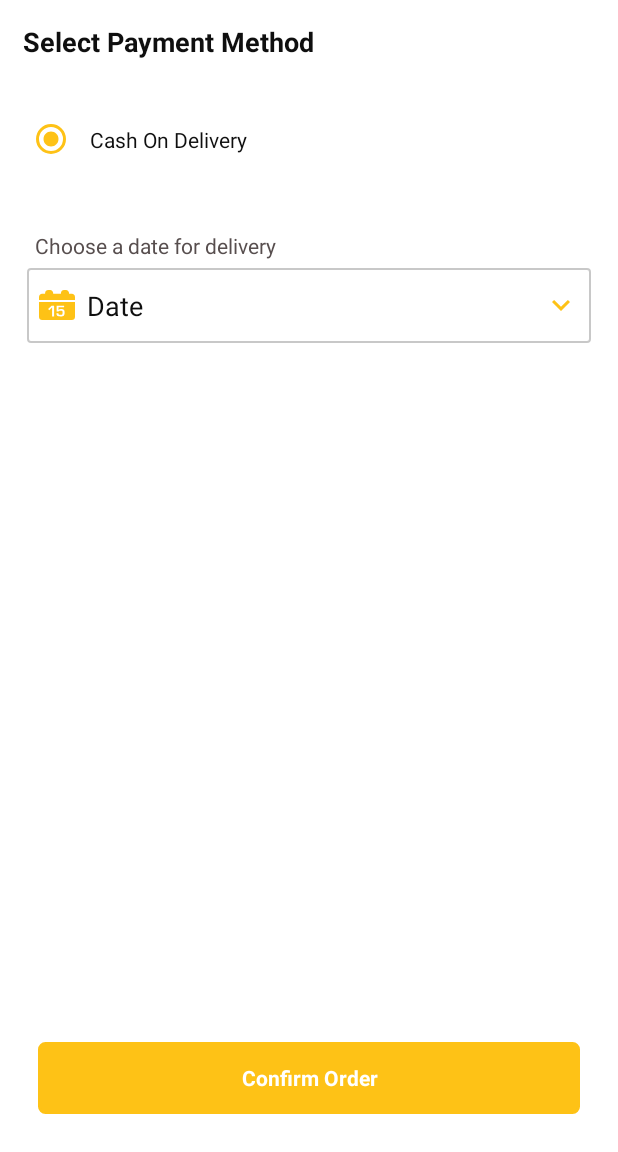
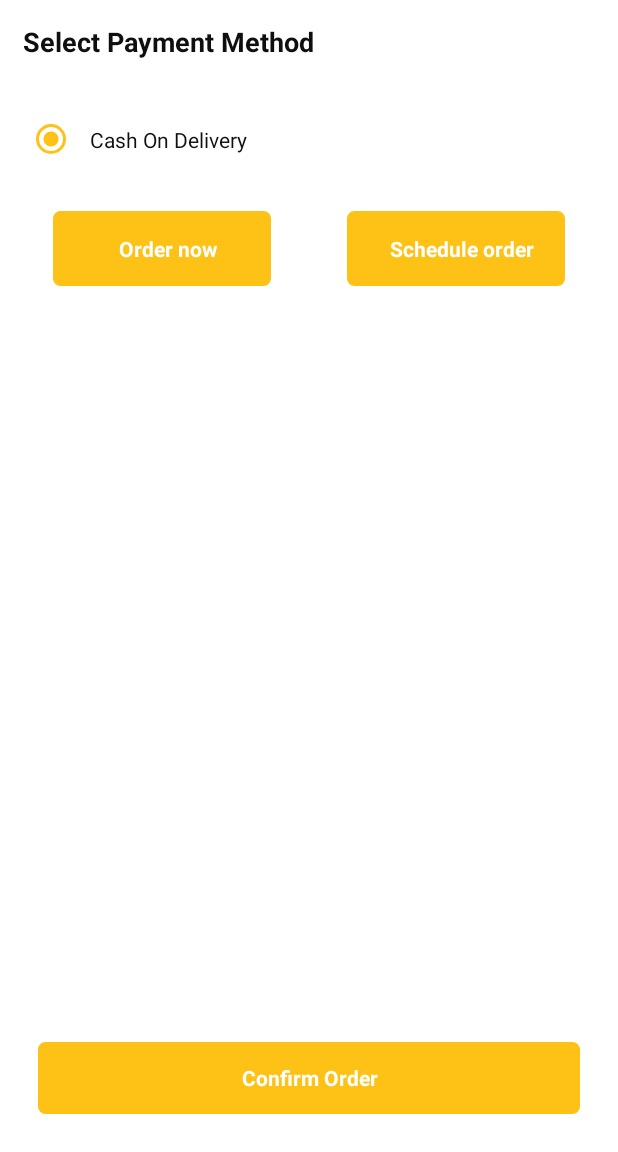
Before and after one commit to NaveenkumarKannan/chops_customer_app, an Android app: the fragment SelectPaymentFragment placed in its activity, on a phone screen of 412 x 824 dp, the part 84-1236 px from its top. Run offline under Robolectric (Android 15) with nearby library versions, the phone set to English and light mode, and no system bars; our stand-ins replace ButterKnife, Firebase (no records; nobody signed in at launch, a user with empty details on screens opened directly); Roboto replaces fonts that are not available here; 11 statements that could not run were skipped.

Commit message:
final ui change

```diff
--- a/app/src/main/java/com/chops/app/fragment/SelectPaymentFragment.java
+++ b/app/src/main/java/com/chops/app/fragment/SelectPaymentFragment.java
@@ -8,7 +8,7 @@ import android.view.LayoutInflater;
 import android.view.View;
 import android.view.ViewGroup;
 import android.widget.DatePicker;
-import android.widget.EditText;
+import android.widget.LinearLayout;
 import android.widget.RadioButton;
 import android.widget.RadioGroup;
 import android.widget.TextView;
@@ -18,6 +18,7 @@ import androidx.fragment.app.Fragment;
 import com.chops.app.R;
 import com.chops.app.Utility;
 import com.chops.app.activity.CodActivity;
+import com.chops.app.activity.CongratulactionActivity;
 import com.chops.app.activity.RazerpayActivity;
 
 import java.text.SimpleDateFormat;
@@ -43,6 +44,24 @@ public class SelectPaymentFragment extends Fragment {
     @BindView(R.id.tvd_date)
     TextView tvdDate;
     String dDate;
+    @BindView(R.id.btn_order_now)
+    TextView btnOrderNow;
+    @BindView(R.id.btn_schedule)
+    TextView btnSchedule;
+    @BindView(R.id.radioslot1)
+    RadioButton radioslot1;
+    @BindView(R.id.radioslot2)
+    RadioButton radioslot2;
+    @BindView(R.id.radioslot3)
+    RadioButton radioslot3;
+    @BindView(R.id.radioslot4)
+    RadioButton radioslot4;
+    @BindView(R.id.radioslot5)
+    RadioButton radioslot5;
+    @BindView(R.id.radioGroupslot)
+    RadioGroup radioGroupslot;
+    @BindView(R.id.lvl_order)
+    LinearLayout lvlOrder;
     private SimpleDateFormat dateFormatter;
     private DatePickerDialog datePickerDialogCustomerDob;
 
@@ -113,7 +132,7 @@ public class SelectPaymentFragment extends Fragment {
 
     @OnClick(R.id.btn_countinue)
     public void onViewClicked() {
-        if(dDate!=null) {
+        if (dDate != null) {
             if (radioButton.isChecked()) {
                 Intent intent = new Intent(getActivity(), CodActivity.class);
                 intent.putExtra("aid", aid);
@@ -136,15 +155,25 @@ public class SelectPaymentFragment extends Fragment {
                 startActivity(intent);
                 getActivity().finish();
             }
-        }else {
+        } else {
             Utility.Companion.makeText(getContext(), "Select Delivery Date");
         }
     }
 
-    @OnClick(R.id.tvd_date)
+    @OnClick({R.id.tvd_date,R.id.btn_order_now,R.id.btn_schedule})
     public void onClick(View v) {
-        if(v == tvdDate){
-           datePickerDialogCustomerDob.show();
+        if (v == tvdDate) {
+            datePickerDialogCustomerDob.show();
+        }
+        switch (v.getId()) {
+            case R.id.btn_order_now:
+                Intent intent = new Intent(getActivity(), CongratulactionActivity.class);
+                startActivity(intent);
+                getActivity().finish();
+                break;
+            case R.id.btn_schedule:
+                lvlOrder.setVisibility(View.VISIBLE);
+                break;
         }
     }
 }
--- a/app/src/main/res/layout/activity_home.xml
+++ b/app/src/main/res/layout/activity_home.xml
@@ -45,8 +45,7 @@
 
                 <RelativeLayout
                     android:layout_width="match_parent"
-                    android:layout_height="150dp"
-                    android:background="@drawable/rounded_add">
+                    android:layout_height="150dp">
 
                     <include layout="@layout/nav_header_home" />
 
--- a/app/src/main/res/layout/fragment_select_payment.xml
+++ b/app/src/main/res/layout/fragment_select_payment.xml
@@ -42,6 +42,7 @@
                 android:text="Cash On Delivery"
                 android:textColor="@color/colorblack" />
 
+
             <RadioButton
                 android:id="@+id/radioButton2"
                 style="@style/Font"
@@ -52,12 +53,120 @@
                 android:visibility="gone"
                 android:text="Pay With Online"
                 android:textColor="@color/colorblack" />
+
         </RadioGroup>
+        <LinearLayout
+            android:layout_width="match_parent"
+            android:layout_height="wrap_content"
+            android:layout_gravity="center"
+            android:gravity="center"
+            android:layout_margin="10dp"
+            android:orientation="horizontal">
+            <TextView
+                android:id="@+id/btn_order_now"
+                style="@style/Font"
+                android:layout_width="match_parent"
+                android:layout_height="50dp"
+                android:layout_weight="1"
+                android:layout_marginLeft="25dp"
+                android:layout_marginRight="25dp"
+                android:textAlignment="center"
+                android:background="@drawable/button_conf"
+                android:gravity="center"
+                android:text="  Order now"
+                android:textColor="@color/colorwhite"
+                android:textStyle="bold" />
+            <TextView
+                android:id="@+id/btn_schedule"
+                style="@style/Font"
+                android:layout_width="match_parent"
+                android:layout_height="50dp"
+                android:layout_weight="1"
+                android:layout_marginLeft="25dp"
+                android:layout_marginRight="25dp"
+                android:textAlignment="center"
+                android:background="@drawable/button_conf"
+                android:gravity="center"
+                android:text="  Schedule order"
+                android:textColor="@color/colorwhite"
+                android:textStyle="bold" />
+
+        </LinearLayout>
+
     <LinearLayout
+        android:id="@+id/lvl_order"
         android:layout_width="match_parent"
         android:layout_height="wrap_content"
         android:layout_margin="18dp"
+        android:visibility="gone"
         android:orientation="vertical">
+        <TextView
+            android:layout_width="match_parent"
+            android:layout_height="wrap_content"
+            android:gravity="center|left"
+            android:padding="3dp"
+            android:layout_margin="2dp"
+            android:text="Choose a date for delivery" />
+        <RadioGroup
+            android:id="@+id/radioGroupslot"
+            android:layout_width="fill_parent"
+            android:layout_height="wrap_content"
+            android:layout_margin="18dp"
+            android:gravity="center|left"
+            android:weightSum="1">
+
+            <RadioButton
+                android:id="@+id/radioslot1"
+                style="@style/Font"
+                android:layout_width="wrap_content"
+                android:layout_height="wrap_content"
+                android:checked="true"
+                android:padding="10dp"
+                android:text="Slot 1 5:00 am to 6:00 am"
+                android:textColor="@color/colorblack" />
+
+
+            <RadioButton
+                android:id="@+id/radioslot2"
+                style="@style/Font"
+                android:layout_width="wrap_content"
+                android:layout_height="wrap_content"
+                android:checked="false"
+                android:padding="10dp"
+                android:text="Slot 2 7:00 to 8:00 am"
+                android:textColor="@color/colorblack" />
+
+            <RadioButton
+                android:id="@+id/radioslot3"
+                style="@style/Font"
+                android:layout_width="wrap_content"
+                android:layout_height="wrap_content"
+                android:checked="false"
+                android:padding="10dp"
+                android:text="Slot 3 8:00 am to 9:00 am"
+                android:textColor="@color/colorblack" />
+
+            <RadioButton
+                android:id="@+id/radioslot4"
+                style="@style/Font"
+                android:layout_width="wrap_content"
+                android:layout_height="wrap_content"
+                android:checked="false"
+                android:padding="10dp"
+                android:text="Slot 4.10:00 am to 11:00 am"
+                android:textColor="@color/colorblack" />
+
+            <RadioButton
+                android:id="@+id/radioslot5"
+                style="@style/Font"
+                android:layout_width="wrap_content"
+                android:layout_height="wrap_content"
+                android:checked="false"
+                android:padding="10dp"
+                android:text="Slot 5 5:00pmto 6:30 pm"
+                android:textColor="@color/colorblack" />
+
+        </RadioGroup>
         <TextView
             android:layout_width="match_parent"
             android:layout_height="wrap_content"
@@ -81,6 +190,8 @@
             android:drawableTint="@color/colorAccent"
             android:textColor="@color/colorblack" />
     </LinearLayout>
+
+
     </LinearLayout>
     <LinearLayout
         android:layout_width="match_parent"
```
Also changed, not shown: app/src/main/res/drawable/ic_chops_bg.jpg (added).
